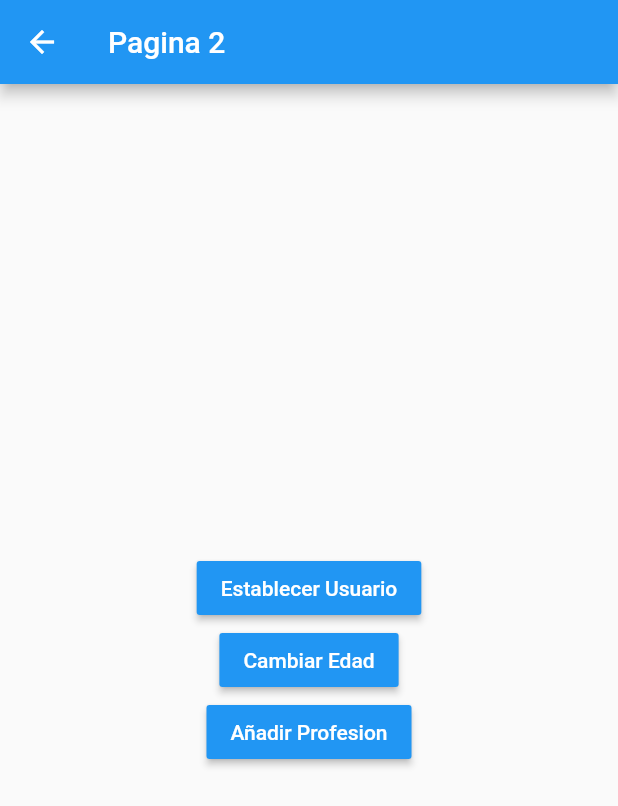
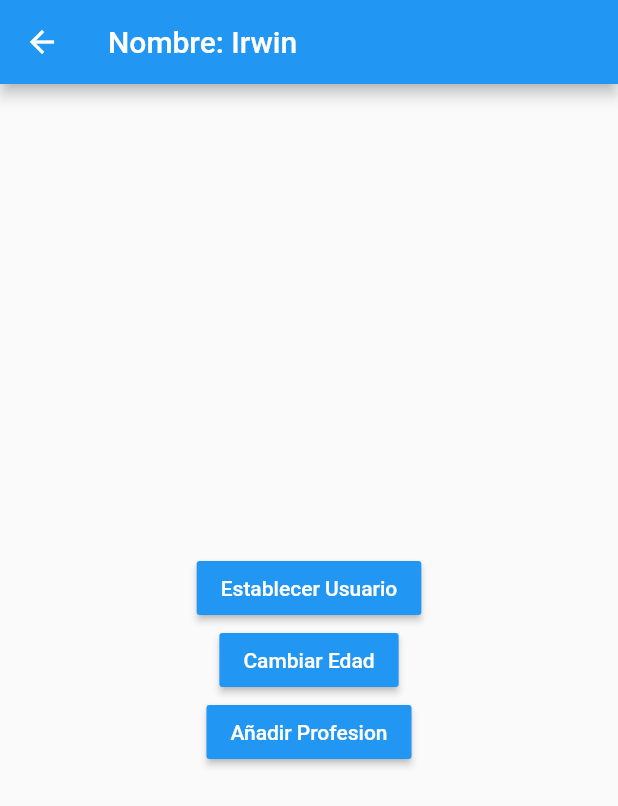
Before and after one commit to irwinet/app_flutter_estados, a Flutter app: the Pagina2Page screen opened by its route, after a tap on "Establecer Usuario", on a phone screen of 412 x 824 dp. Shown: the top 806 px of the screen. Run offline on Flutter 3.47's test engine with Material 2 defaults, Android fonts, the phone set to English and light mode, and no system bars.

Commit message:
Add multiple listeners

```diff
--- a/lib/pages/pagina2_page.dart
+++ b/lib/pages/pagina2_page.dart
@@ -11,7 +11,14 @@ class Pagina2Page extends StatelessWidget {
   Widget build(BuildContext context) {
     return Scaffold(
       appBar: AppBar(
-        title: const Text('Pagina 2'),
+        title: StreamBuilder(
+          stream: usuarioService.usuarioStream,
+          builder: (BuildContext context, AsyncSnapshot snapshot) {
+            return snapshot.hasData
+              ? Text('Nombre: ${snapshot.data.nombre}')
+              : Text('Pagina 2');
+          },
+        ),
       ),
       body: Center(
         child: Column(
```
Also changed, not shown: lib/services/usuario_service.dart (+6 -1 lines).
